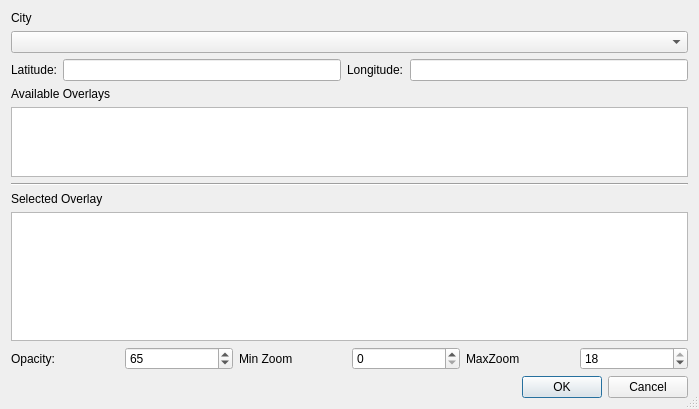
Old version of the form mapper_app/ui/editcitydialog.ui in the repository allenck/mapper.
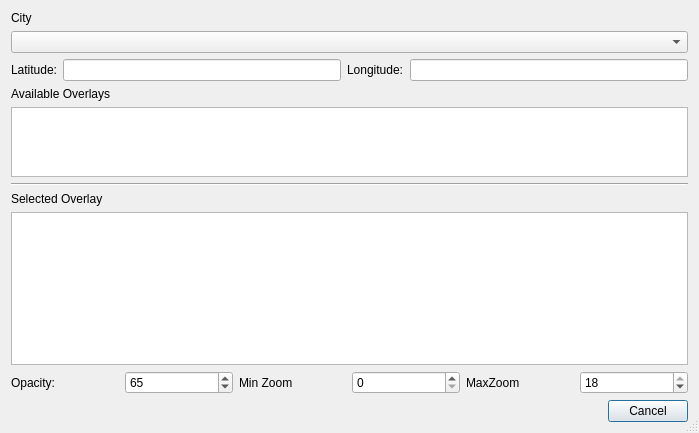
New version of the form. Custom widgets are drawn as their Qt base class.

Diff of the .ui file:
```diff
--- a/mapper_app/ui/editcitydialog.ui
+++ b/mapper_app/ui/editcitydialog.ui
@@ -7,7 +7,7 @@
     <x>0</x>
     <y>0</y>
     <width>699</width>
-    <height>409</height>
+    <height>433</height>
    </rect>
   </property>
   <property name="windowTitle">
@@ -148,7 +148,7 @@
       <enum>Qt::Horizontal</enum>
      </property>
      <property name="standardButtons">
-      <set>QDialogButtonBox::Cancel|QDialogButtonBox::Ok</set>
+      <set>QDialogButtonBox::Cancel</set>
      </property>
     </widget>
    </item>
```
Left out of the diff: 8 changed lines with no effect on the pictures.
